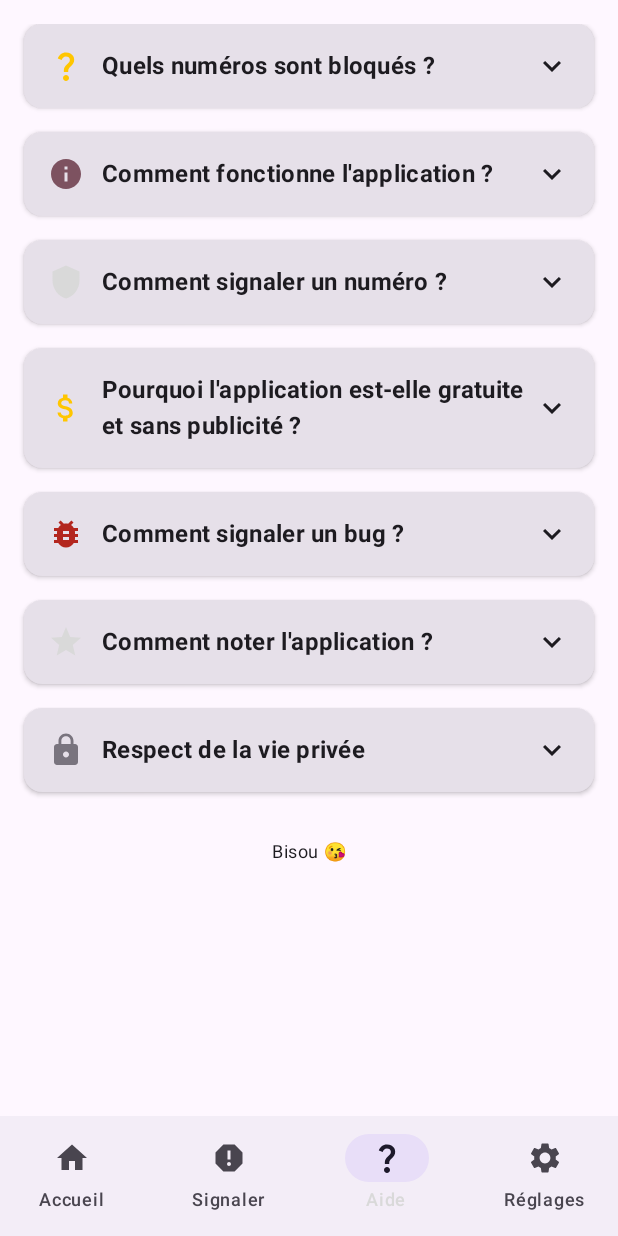
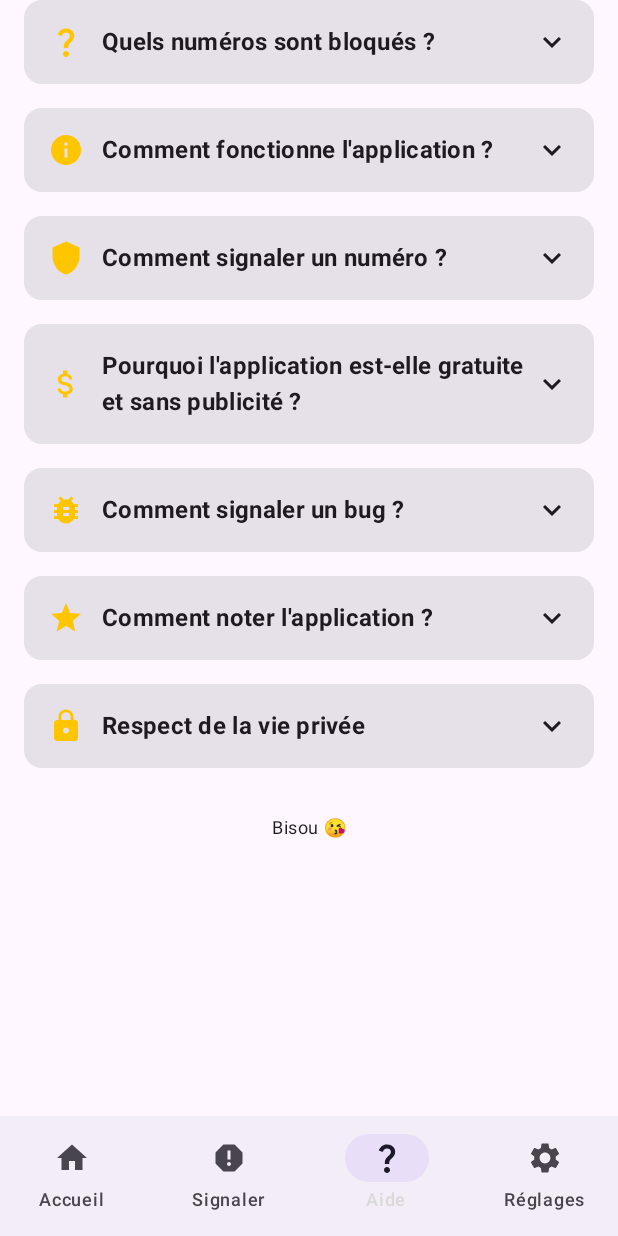
Before and after one commit to cbouvat/saracroche-android, an Android app built with Jetpack Compose: the help screen opened through its navigation route, on a phone screen of 412 x 824 dp. Run offline under Robolectric (Android 15) with nearby library versions, the phone set to English and light mode, and no system bars.

Commit message:
Refactor HelpScreen: Simplify layout and improve code organization with HelpItem data class

```diff
--- a/app/src/main/java/com/cbouvat/android/saracroche/ui/help/HelpScreen.kt
+++ b/app/src/main/java/com/cbouvat/android/saracroche/ui/help/HelpScreen.kt
@@ -6,63 +6,84 @@ import android.net.Uri
 import android.os.Build
 import androidx.compose.animation.core.animateFloatAsState
 import androidx.compose.foundation.clickable
-import androidx.compose.foundation.layout.*
-import androidx.compose.foundation.rememberScrollState
-import androidx.compose.foundation.verticalScroll
+import androidx.compose.foundation.layout.Arrangement
+import androidx.compose.foundation.layout.Column
+import androidx.compose.foundation.layout.PaddingValues
+import androidx.compose.foundation.layout.Row
+import androidx.compose.foundation.layout.Spacer
+import androidx.compose.foundation.layout.fillMaxSize
+import androidx.compose.foundation.layout.fillMaxWidth
+import androidx.compose.foundation.layout.height
+import androidx.compose.foundation.layout.padding
+import androidx.compose.foundation.layout.size
+import androidx.compose.foundation.layout.width
+import androidx.compose.foundation.lazy.LazyColumn
+import androidx.compose.foundation.lazy.items
 import androidx.compose.material.icons.Icons
-import androidx.compose.material.icons.filled.*
-import androidx.compose.material3.*
-import androidx.compose.runtime.*
+import androidx.compose.material.icons.filled.AttachMoney
+import androidx.compose.material.icons.filled.BugReport
+import androidx.compose.material.icons.filled.Email
+import androidx.compose.material.icons.filled.ExpandMore
+import androidx.compose.material.icons.filled.Favorite
+import androidx.compose.material.icons.filled.Info
+import androidx.compose.material.icons.filled.Lock
+import androidx.compose.material.icons.filled.QuestionMark
+import androidx.compose.material.icons.filled.Shield
+import androidx.compose.material.icons.filled.Star
+import androidx.compose.material3.Card
+import androidx.compose.material3.Icon
+import androidx.compose.material3.MaterialTheme
+import androidx.compose.material3.Text
+import androidx.compose.material3.TextButton
+import androidx.compose.runtime.Composable
+import androidx.compose.runtime.getValue
+import androidx.compose.runtime.mutableStateOf
+import androidx.compose.runtime.remember
+import androidx.compose.runtime.setValue
 import androidx.compose.ui.Alignment
 import androidx.compose.ui.Modifier
 import androidx.compose.ui.draw.rotate
 import androidx.compose.ui.graphics.vector.ImageVector
 import androidx.compose.ui.platform.LocalContext
-import androidx.compose.ui.text.font.FontStyle
 import androidx.compose.ui.text.font.FontWeight
 import androidx.compose.ui.text.style.TextAlign
 import androidx.compose.ui.tooling.preview.Preview
 import androidx.compose.ui.unit.dp
 import androidx.compose.ui.unit.sp
 
+data class HelpItem(
+    val title: String,
+    val icon: ImageVector,
+    val iconTint: androidx.compose.ui.graphics.Color,
+    val content: String,
+    val actionText: String? = null,
+    val actionIcon: ImageVector? = null,
+    val onActionClick: ((Context) -> Unit)? = null
+)
+
 @Preview
 @Composable
 fun HelpScreen() {
-  val scrollState = rememberScrollState()
-
-  Column(
-    modifier = Modifier
-      .fillMaxSize()
-      .padding(16.dp)
-      .verticalScroll(scrollState),
-    verticalArrangement = Arrangement.spacedBy(16.dp)
-  ) {
-      // Quels numéros sont bloqués ?
-      ExpandableCard(
+    val helpItems = listOf(
+        HelpItem(
             title = "Quels numéros sont bloqués ?",
             icon = Icons.Default.QuestionMark,
             iconTint = MaterialTheme.colorScheme.primary,
             content = "L'application bloque les préfixes suivants, communiqués par l'ARCEP : 0162, 0163, 0270, 0271, 0377, 0378, 0424, 0425, 0568, 0569, 0948, 0949, ainsi que ceux allant de 09475 à 09479. Ces préfixes sont réservés au démarchage téléphonique. Elle bloque aussi des numéros de téléphone de certains opérateurs comme Manifone, DVS Connect, Ze Telecom, Oxilog, BJT Partners, Ubicentrex, Destiny, Kav El International, Spartel Services et d'autres."
-      )
-
-      // Comment fonctionne l'application ?
-      ExpandableCard(
+        ),
+        HelpItem(
             title = "Comment fonctionne l'application ?",
             icon = Icons.Default.Info,
-        iconTint = MaterialTheme.colorScheme.tertiary,
+            iconTint = MaterialTheme.colorScheme.primary,
             content = "L'application utilise une extension de blocage d'appels et de SMS fournie par le système pour filtrer les numéros indésirables. Elle est conçue pour être simple et efficace, sans nécessiter de configuration complexe."
-      )
-
-      // Comment signaler un numéro ?
-      ExpandableCard(
+        ),
+        HelpItem(
             title = "Comment signaler un numéro ?",
             icon = Icons.Default.Shield,
-        iconTint = MaterialTheme.colorScheme.secondary,
+            iconTint = MaterialTheme.colorScheme.primary,
             content = "Pour signaler un numéro indésirable, allez dans l'onglet 'Signaler' de l'application. Cela aide à améliorer la liste de blocage et à rendre l'application plus efficace."
-      )
-
-      // Pourquoi gratuite et sans publicité ?
-      ExpandableCardWithAction(
+        ),
+        HelpItem(
             title = "Pourquoi l'application est-elle gratuite et sans publicité ?",
             icon = Icons.Default.AttachMoney,
             iconTint = MaterialTheme.colorScheme.primary,
@@ -72,43 +93,47 @@ fun HelpScreen() {
             onActionClick = {
                 // TODO: Implement donation functionality
             }
-      )
-
-      // Comment signaler un bug ?
-      ExpandableCardWithAction(
+        ),
+        HelpItem(
             title = "Comment signaler un bug ?",
             icon = Icons.Default.BugReport,
-        iconTint = MaterialTheme.colorScheme.error,
+            iconTint = MaterialTheme.colorScheme.primary,
             content = "En cas de bug ou de problème avec l'application, merci de le signaler sur GitHub ou par e-mail.",
             actionText = "Signaler un bug",
             actionIcon = Icons.Default.Email,
             onActionClick = { context ->
                 openEmailClient(context)
             }
-      )
-
-      // Comment noter l'application ?
-      ExpandableCardWithAction(
+        ),
+        HelpItem(
             title = "Comment noter l'application ?",
             icon = Icons.Default.Star,
-        iconTint = MaterialTheme.colorScheme.secondary,
+            iconTint = MaterialTheme.colorScheme.primary,
             content = "Si l'application Saracroche vous est utile, une évaluation sur le Play Store serait appréciée. Ce soutien aide à toucher davantage de personnes et à améliorer continuellement l'application.",
             actionText = "Noter l'application",
             actionIcon = Icons.Default.Star,
             onActionClick = { context ->
                 openPlayStore(context)
             }
+        ),
+        HelpItem(
+            title = "Respect de la vie privée",
+            icon = Icons.Default.Lock,
+            iconTint = MaterialTheme.colorScheme.primary,
+            content = "Saracroche ne collecte aucune donnée personnelle, n'utilise aucun service tiers et ne transmet aucune information à qui que ce soit. Toutes les données restent sur votre appareil. Le respect de la vie privée est un droit fondamental, même si on n'a rien à cacher."
+        )
     )
 
-      // Respect de la vie privée
-      ExpandableCard(
-        title = "Respect de la vie privée",
-        icon = Icons.Default.Lock,
-        iconTint = MaterialTheme.colorScheme.outline,
-        content = "Saracroche ne collecte aucune donnée personnelle, n'utilise aucun service tiers et ne transmet aucune information à qui que ce soit. Toutes les données restent sur votre appareil. Le respect de la vie privée est un droit fondamental, même si on n'a rien à cacher."
-      )
+    LazyColumn(
+        modifier = Modifier.fillMaxSize(),
+        contentPadding = PaddingValues(horizontal = 16.dp),
+        verticalArrangement = Arrangement.spacedBy(16.dp)
+    ) {
+        items(helpItems) { helpItem ->
+            HelpCard(helpItem = helpItem)
+        }
 
-      // Message final
+        item {
             Text(
                 text = "Bisou 😘",
                 style = MaterialTheme.typography.bodySmall.copy(
@@ -121,25 +146,21 @@ fun HelpScreen() {
             )
         }
     }
+}
 
 @Composable
-fun ExpandableCard(
-  title: String,
-  icon: ImageVector,
-  iconTint: androidx.compose.ui.graphics.Color,
-  content: String
-) {
+fun HelpCard(helpItem: HelpItem) {
     var isExpanded by remember { mutableStateOf(false) }
     val rotationAngle by animateFloatAsState(
         targetValue = if (isExpanded) 180f else 0f,
         label = "arrow_rotation"
     )
+    val context = LocalContext.current
 
     Card(
         modifier = Modifier
             .fillMaxWidth()
-      .clickable { isExpanded = !isExpanded },
-    elevation = CardDefaults.cardElevation(defaultElevation = 2.dp)
+            .clickable { isExpanded = !isExpanded }
     ) {
         Column(
             modifier = Modifier.padding(16.dp)
@@ -154,14 +175,14 @@ fun ExpandableCard(
                     modifier = Modifier.weight(1f)
                 ) {
                     Icon(
-            imageVector = icon,
+                        imageVector = helpItem.icon,
                         contentDescription = null,
-            tint = iconTint,
+                        tint = helpItem.iconTint,
                         modifier = Modifier.size(24.dp)
                     )
                     Spacer(modifier = Modifier.width(12.dp))
                     Text(
-            text = title,
+                        text = helpItem.title,
                         style = MaterialTheme.typography.titleMedium.copy(
                             fontWeight = FontWeight.Bold
                         )
@@ -177,93 +198,27 @@ fun ExpandableCard(
             if (isExpanded) {
                 Spacer(modifier = Modifier.height(12.dp))
                 Text(
-          text = content,
-          style = MaterialTheme.typography.bodyMedium.copy(
-            lineHeight = 20.sp
-          )
-        )
-      }
-    }
-  }
-}
-
-@Composable
-fun ExpandableCardWithAction(
-  title: String,
-  icon: ImageVector,
-  iconTint: androidx.compose.ui.graphics.Color,
-  content: String,
-  actionText: String,
-  actionIcon: ImageVector,
-  onActionClick: (Context) -> Unit
-) {
-  var isExpanded by remember { mutableStateOf(false) }
-  val rotationAngle by animateFloatAsState(
-    targetValue = if (isExpanded) 180f else 0f,
-    label = "arrow_rotation"
-  )
-  val context = LocalContext.current
-
-  Card(
-    modifier = Modifier
-      .fillMaxWidth()
-      .clickable { isExpanded = !isExpanded },
-    elevation = CardDefaults.cardElevation(defaultElevation = 2.dp)
-  ) {
-    Column(
-      modifier = Modifier.padding(16.dp)
-    ) {
-      Row(
-        modifier = Modifier.fillMaxWidth(),
-        horizontalArrangement = Arrangement.SpaceBetween,
-        verticalAlignment = Alignment.CenterVertically
-      ) {
-        Row(
-          verticalAlignment = Alignment.CenterVertically,
-          modifier = Modifier.weight(1f)
-        ) {
-          Icon(
-            imageVector = icon,
-            contentDescription = null,
-            tint = iconTint,
-            modifier = Modifier.size(24.dp)
-          )
-          Spacer(modifier = Modifier.width(12.dp))
-          Text(
-            text = title,
-            style = MaterialTheme.typography.titleMedium.copy(
-              fontWeight = FontWeight.Bold
-            )
-          )
-        }
-        Icon(
-          imageVector = Icons.Default.ExpandMore,
-          contentDescription = "Expand",
-          modifier = Modifier.rotate(rotationAngle)
-        )
-      }
-
-      if (isExpanded) {
-        Spacer(modifier = Modifier.height(12.dp))
-        Text(
-          text = content,
+                    text = helpItem.content,
                     style = MaterialTheme.typography.bodyMedium.copy(
                         lineHeight = 20.sp
                     )
                 )
 
+                // Afficher le bouton d'action s'il existe
+                if (helpItem.actionText != null && helpItem.actionIcon != null && helpItem.onActionClick != null) {
                     Spacer(modifier = Modifier.height(8.dp))
                     TextButton(
-          onClick = { onActionClick(context) },
+                        onClick = { helpItem.onActionClick.invoke(context) },
                         modifier = Modifier.padding(top = 8.dp)
                     ) {
                         Icon(
-            imageVector = actionIcon,
+                            imageVector = helpItem.actionIcon,
                             contentDescription = null,
                             modifier = Modifier.size(18.dp)
                         )
                         Spacer(modifier = Modifier.width(8.dp))
-          Text(actionText)
+                        Text(helpItem.actionText)
+                    }
                 }
             }
         }
@@ -302,11 +257,15 @@ private fun openEmailClient(context: Context) {
 
 private fun openPlayStore(context: Context) {
     try {
-    val intent = Intent(Intent.ACTION_VIEW, Uri.parse("market://details?id=${context.packageName}"))
+        val intent =
+            Intent(Intent.ACTION_VIEW, Uri.parse("market://details?id=${context.packageName}"))
         context.startActivity(intent)
     } catch (e: Exception) {
         try {
-      val intent = Intent(Intent.ACTION_VIEW, Uri.parse("https://play.google.com/store/apps/details?id=${context.packageName}"))
+            val intent = Intent(
+                Intent.ACTION_VIEW,
+                Uri.parse("https://play.google.com/store/apps/details?id=${context.packageName}")
+            )
             context.startActivity(intent)
         } catch (e: Exception) {
             // Handle error silently
```
Lines whose indentation alone changed are shown as unchanged.
